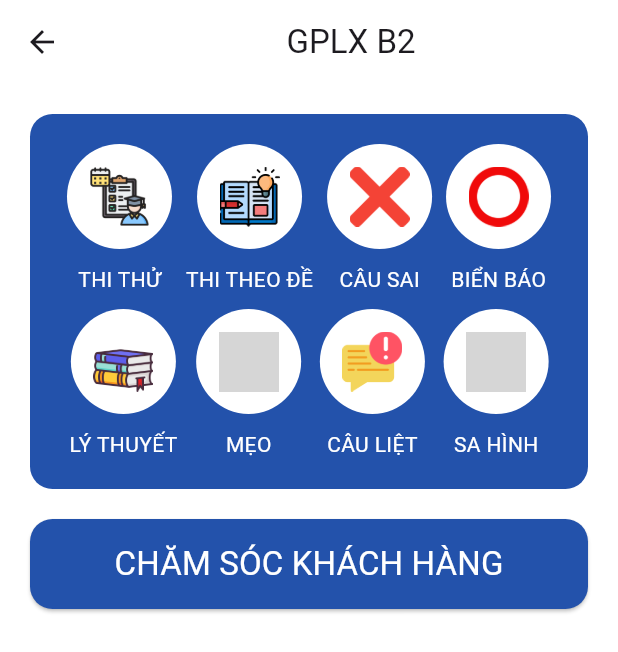
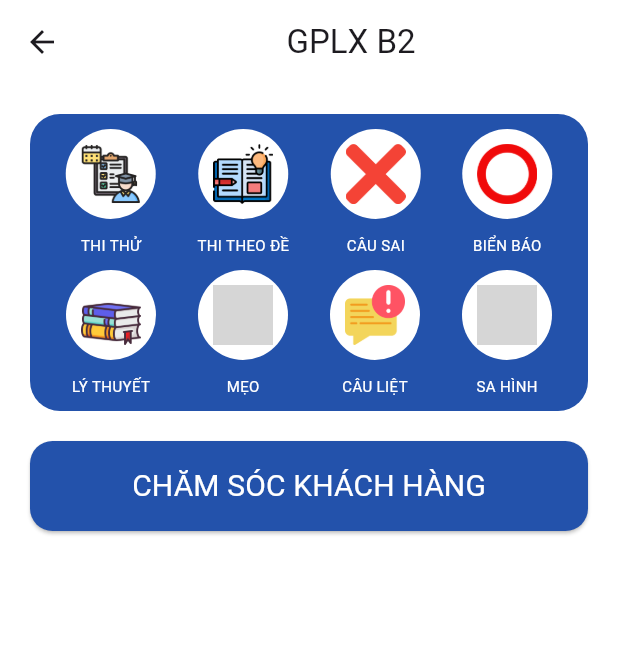
Before and after one commit to phamtri24/ASC, a Flutter app: the B2screen screen opened directly, on a phone screen of 412 x 824 dp. Shown: the top 652 px of the screen. Run offline on Flutter 3.47's test engine with Material 3 defaults, Android fonts, the phone set to English and light mode, and no system bars; Roboto replaces fonts that are missing (Roboto-Bold); grey boxes are pictures that could not be loaded.

Commit message:
ScreenFixBug

```diff
--- a/lib/GPLX/B2Screen.dart
+++ b/lib/GPLX/B2Screen.dart
@@ -20,7 +20,7 @@ class B2screen extends StatelessWidget {
         title: Center(
           child: Text(
             title,
-            style: const TextStyle(fontFamily: 'Roboto-Bold'),
+            style: TextStyle(fontFamily: 'Roboto-Bold'),
           ),
         ),
       ),
@@ -31,55 +31,55 @@ class B2screen extends StatelessWidget {
           children: [
             Container(
               decoration: BoxDecoration(
-                color: const Color(0xFF2352AB),
-                borderRadius: BorderRadius.circular(15),
+                color: Color(0xFF2352AB),
+                borderRadius: BorderRadius.circular(20),
               ),
-              padding: const EdgeInsets.all(20),
+              padding: EdgeInsets.all(10),
               child: Column(
                 children: [
                   Row(
                     mainAxisAlignment: MainAxisAlignment.spaceAround,
                     children: [
-                      iTem('THI THỬ', 'assets/images/exam.png', context, const thiThu()),
-                      iTem('THI THEO ĐỀ', 'assets/images/openbook.png', context, const thiTheoDe()),
-                      iTem('CÂU SAI', 'assets/images/close.png', context, const cauSai()),
-                      iTem('BIỂN BÁO', 'assets/images/bienbao.png', context, const bienBao()),
+                      iTem('THI THỬ', 'assets/images/exam.png', context,thiThu()),
+                      iTem('THI THEO ĐỀ', 'assets/images/openbook.png', context, thiTheoDe()),
+                      iTem('CÂU SAI', 'assets/images/close.png', context, cauSai()),
+                      iTem('BIỂN BÁO', 'assets/images/bienbao.png', context, bienBao()),
                     ],
                   ),
-                  const SizedBox(height: 10),
+                  SizedBox(height: 10),
                   Row(
                     mainAxisAlignment: MainAxisAlignment.spaceAround,
                     children: [
-                      iTem('LÝ THUYẾT', 'assets/images/book.png', context, const lyThuyet()),
-                      iTem('MẸO', 'assets/images/idea.png', context, const meo()),
-                      iTem('CÂU LIỆT', 'assets/images/erro.png', context, const cauLiet()),
-                      iTem('SA HÌNH', 'assets/images/shapes.png', context, const saHinh()),
+                      iTem('LÝ THUYẾT', 'assets/images/book.png', context, lyThuyet()),
+                      iTem('MẸO', 'assets/images/idea.png', context, meo()),
+                      iTem('CÂU LIỆT', 'assets/images/erro.png', context, cauLiet()),
+                      iTem('SA HÌNH', 'assets/images/shapes.png', context, saHinh()),
                     ],
                   )
 
                 ],
               ),
             ),
-            const SizedBox(height: 20),
+            SizedBox(height: 20),
             SizedBox(
               width: 500,
               height: 60,
               child: ElevatedButton(
                 onPressed: () {
                   Navigator.push(context,
-                      MaterialPageRoute(builder: (context) => const CSKH()));
+                      MaterialPageRoute(builder: (context) => CSKH()));
                 },
                 style: ElevatedButton.styleFrom(
-                  backgroundColor: const Color(0xFF2352AB),
-                  padding: const EdgeInsets.symmetric(vertical: 5),
+                  backgroundColor: Color(0xFF2352AB),
+                  padding: EdgeInsets.symmetric(vertical: 5),
                   shape: RoundedRectangleBorder(
                     borderRadius: BorderRadius.circular(15),
                   ),
                 ),
-                child: const Text(
+                child: Text(
                   "CHĂM SÓC KHÁCH HÀNG",
                   style: TextStyle(
-                      fontSize: 22,
+                      fontSize: 20,
                       fontFamily: 'Roboto-Bold',
                       color: Colors.white),
                 ),
@@ -103,22 +103,22 @@ class B2screen extends StatelessWidget {
           mainAxisAlignment: MainAxisAlignment.center,
           children: [
             Container(
-              decoration: const BoxDecoration(
+              decoration: BoxDecoration(
                 shape: BoxShape.circle,
                 color: Colors.white,
               ),
-              padding: const EdgeInsets.all(15),
+              padding: EdgeInsets.all(10),
               child: Image.asset(
                 iconPath,
                 width: 40,
                 height: 40,
               ),
             ),
-            const SizedBox(height: 10),
+            SizedBox(height: 10),
             Text(
               label,
-              style: const TextStyle(
-                fontSize: 14,
+              style: TextStyle(
+                fontSize: 10,
                 color: Colors.white,
                 fontFamily: 'Roboto-Bold',
               ),
--- a/lib/GPLX/GPLX.dart
+++ b/lib/GPLX/GPLX.dart
@@ -69,7 +69,7 @@ class GPLX extends StatelessWidget {
           case 'B1':
             Navigator.push(
               context,
-              MaterialPageRoute(builder: (context) => const B1screen(title: "GPLX B1",)),
+              MaterialPageRoute(builder: (context) => const B1screen(title: "GPLX B1")),
             );
             break;
           case 'B2':
```
Also changed, not shown: lib/GPLX/B1Screen.dart (+23 -21 lines), lib/GPLX/CScreen.dart (+25 -24 lines).
